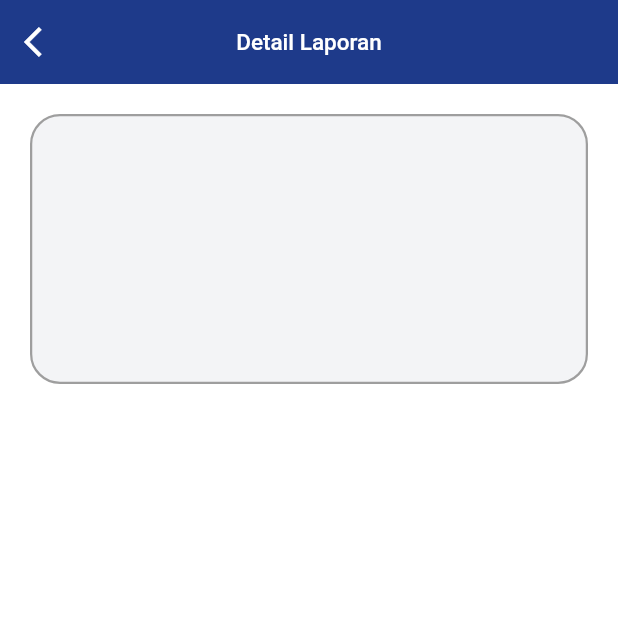
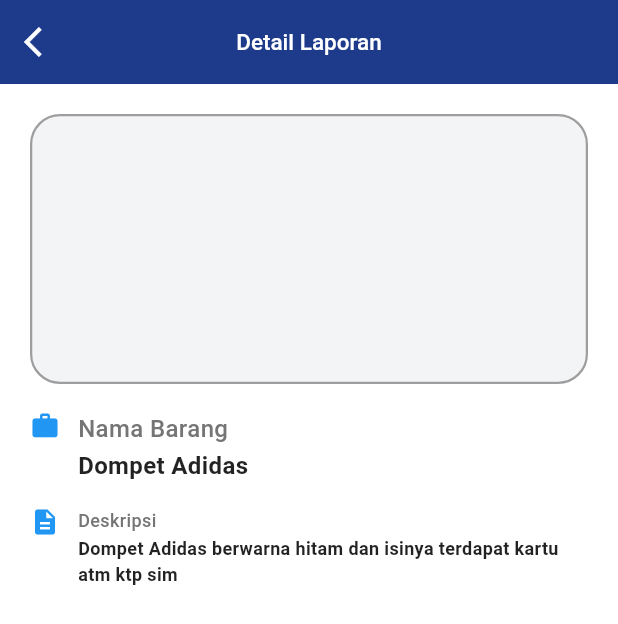
Before and after one commit to AryaPutra-i/lostify, a Flutter app: the screen it shows after launch, on a phone screen of 412 x 824 dp. Shown: the top 624 px of the screen. Run offline on Flutter 3.47's test engine with Material 3 defaults, Android fonts, the phone set to English and light mode, and no system bars; our stand-ins replace image_picker, shared_preferences; accounts and stored records are empty.

Commit message:
update custom data field dan detail laporan view

```diff
--- /dev/null
+++ b/lib/customDataField.dart
@@ -0,0 +1,72 @@
+import 'package:flutter/material.dart';
+
+class Customdatafield extends StatefulWidget {
+  final String label;
+  final String value;
+  final IconData? icon;
+  final double fontsize;
+
+  const Customdatafield({
+    super.key,
+    required this.label,
+    required this.value,
+    this.icon,
+    this.fontsize = 14.0,
+    });
+
+  @override
+  State<Customdatafield> createState() => _CustomdatafieldState();
+}
+
+class _CustomdatafieldState extends State<Customdatafield> {
+  bool _isExpanded = false;
+
+  @override
+  Widget build(BuildContext context) {
+    return Padding(
+      padding: const EdgeInsets.symmetric(vertical: 8.0),
+      child: Row(
+        crossAxisAlignment: CrossAxisAlignment.start,
+        children: [
+          if (widget.icon != null) ...[
+            Icon(widget.icon, color: Colors.blue, size: 20),
+            const SizedBox(width: 12),
+          ],
+          Expanded(
+            child: Column(
+              crossAxisAlignment: CrossAxisAlignment.start,
+              children: [
+                Text(
+                  widget.label,
+                  style: TextStyle(
+                    fontSize: widget.fontsize,
+                    color: Colors.grey[600],
+                    fontWeight: FontWeight.w500,
+                  ),
+                ),
+                const SizedBox(height: 2),
+                GestureDetector(
+                  onTap: () {
+                    setState(() {
+                      _isExpanded = !_isExpanded;
+                    });
+                  },
+                  child: Text(
+                    widget.value,
+                    maxLines: _isExpanded ? null : 2,
+                    overflow: _isExpanded ? TextOverflow.visible : TextOverflow.ellipsis,
+                    style: TextStyle(
+                      fontSize: widget.fontsize,
+                      fontWeight: FontWeight.bold,
+                      color: Colors.black87,
+                    ),
+                  ),
+                ),
+              ],
+            ),
+          ),
+        ],
+      ),
+    );
+  }
+}
--- a/lib/main.dart
+++ b/lib/main.dart
@@ -1,5 +1,5 @@
 import 'package:flutter/material.dart';
-import 'package:lostify_app/Detail_laporan/detail_laporan.dart';
+import 'package:lostify_app/views/Detail_laporan/detail_laporan.dart';
 import 'package:lostify_app/views/pickup/pickup_view.dart';
 import 'package:provider/provider.dart';
 
--- a/lib/Detail_laporan/detail_laporan.dart
+++ b/lib/views/Detail_laporan/detail_laporan.dart
@@ -1,4 +1,5 @@
 import 'package:flutter/material.dart';
+import 'package:lostify_app/customDataField.dart';
 
 class datailLaporan extends StatefulWidget {
   const datailLaporan({super.key});
@@ -49,7 +50,12 @@ class _datailLaporanState extends State<datailLaporan> {
                   ),
                 ),
               ),
-              const SizedBox(height: 20),
+              const SizedBox(height: 10),
+              // untuk menampilkan data laporan bisa mengganti value dengan variable dari database
+              Customdatafield(label: 'Nama Barang', value: 'Dompet Adidas', icon: Icons.work, fontsize: 16.0),
+              Customdatafield(label: 'Deskripsi', value: 'Dompet Adidas berwarna hitam dan isinya terdapat kartu atm ktp sim', icon: Icons.description, fontsize: 12.0),
+
+
             ],
           ),
         ),
```
